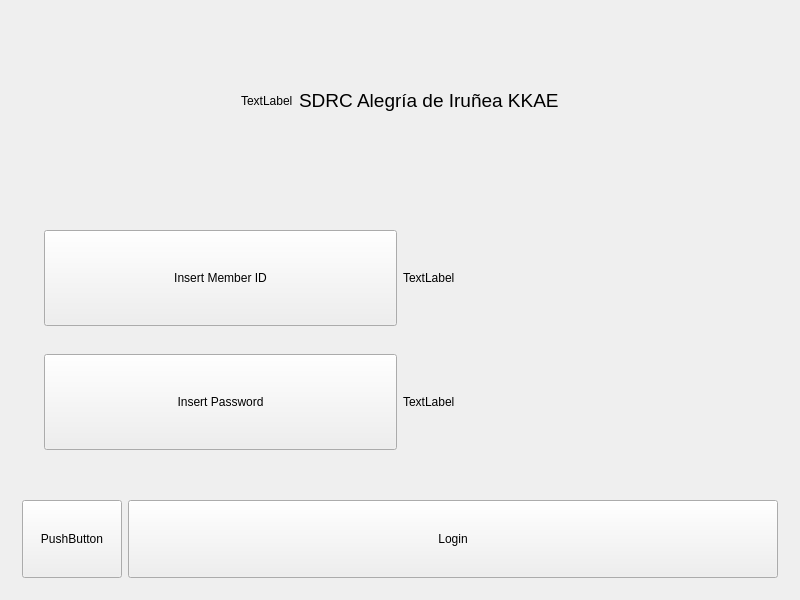
Above: penyamanager/loginwindow.ui from eguzki/penyamanager before the change. Below: the same form after it.
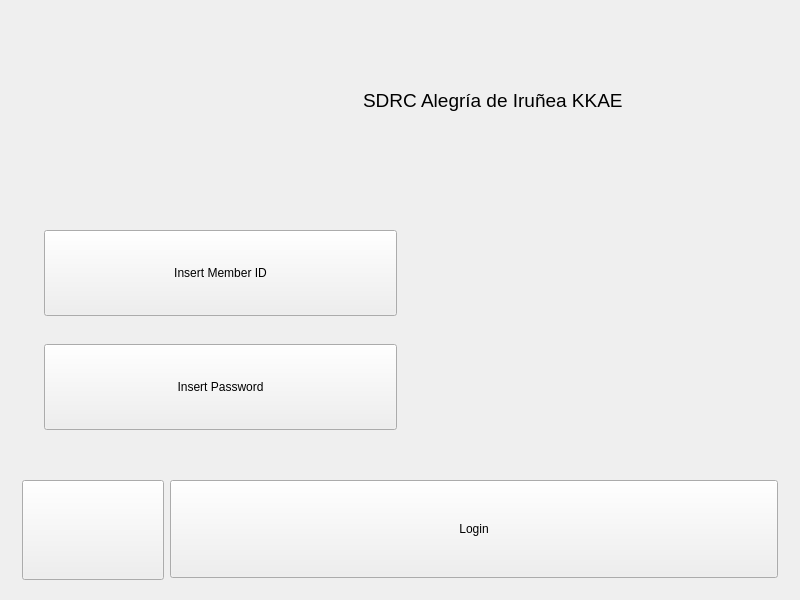
That is the form after the change. Icons and pictures are not drawn.

Patch:
```diff
--- a/penyamanager/loginwindow.ui
+++ b/penyamanager/loginwindow.ui
@@ -52,9 +52,21 @@
        </spacer>
       </item>
       <item>
-       <widget class="QLabel" name="imageLabel">
-        <property name="text">
-         <string>TextLabel</string>
+       <widget class="QWidget" name="imageWidget" native="true">
+        <property name="minimumSize">
+         <size>
+          <width>180</width>
+          <height>0</height>
+         </size>
+        </property>
+        <property name="maximumSize">
+         <size>
+          <width>180</width>
+          <height>16777215</height>
+         </size>
+        </property>
+        <property name="styleSheet">
+         <string notr="true">background-image: url(&quot;:/images/alegrialogo.jpg&quot;)</string>
         </property>
        </widget>
       </item>
@@ -111,7 +123,7 @@
             <item>
              <widget class="QLabel" name="memberIdLabel">
               <property name="text">
-               <string>TextLabel</string>
+               <string notr="true"/>
               </property>
              </widget>
             </item>
@@ -137,7 +149,7 @@
             <item>
              <widget class="QLabel" name="passwordLabel">
               <property name="text">
-               <string>TextLabel</string>
+               <string notr="true"/>
               </property>
              </widget>
             </item>
@@ -155,13 +167,13 @@
      <property name="minimumSize">
       <size>
        <width>0</width>
-       <height>100</height>
+       <height>120</height>
       </size>
      </property>
      <property name="maximumSize">
       <size>
        <width>16777215</width>
-       <height>100</height>
+       <height>120</height>
       </size>
      </property>
      <layout class="QHBoxLayout" name="horizontalLayout_4">
@@ -175,18 +187,32 @@
         </property>
         <property name="minimumSize">
          <size>
-          <width>100</width>
-          <height>0</height>
+          <width>142</width>
+          <height>100</height>
          </size>
         </property>
         <property name="maximumSize">
          <size>
-          <width>100</width>
-          <height>16777215</height>
+          <width>142</width>
+          <height>100</height>
          </size>
         </property>
         <property name="text">
-         <string>PushButton</string>
+         <string notr="true"/>
+        </property>
+        <property name="icon">
+         <iconset resource="penyamanager.qrc">
+          <normaloff>:/images/ikurrina.png</normaloff>
+          <normalon>:/images/espanola.jpg</normalon>:/images/ikurrina.png</iconset>
+        </property>
+        <property name="iconSize">
+         <size>
+          <width>142</width>
+          <height>100</height>
+         </size>
+        </property>
+        <property name="checkable">
+         <bool>true</bool>
         </property>
        </widget>
       </item>
```
Left out of the diff: 6 changed lines with no effect on the pictures.
